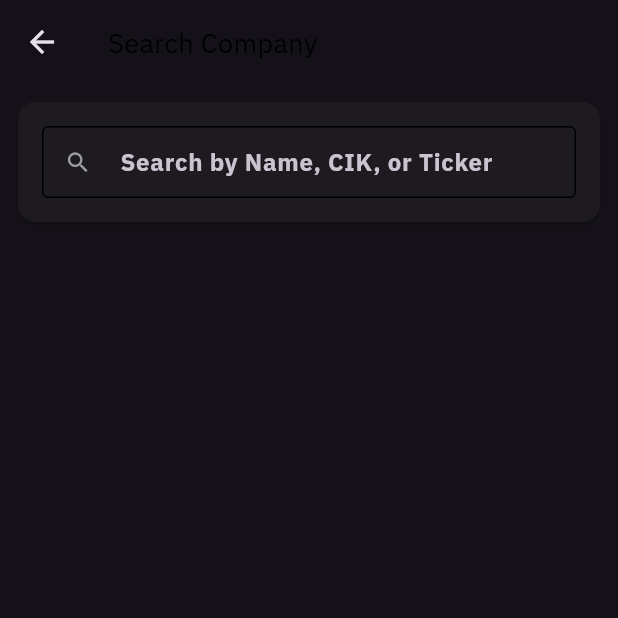
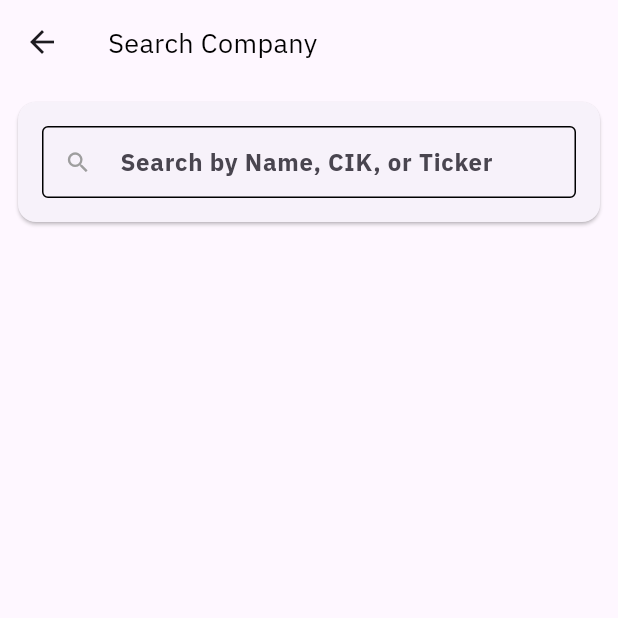
Before and after one commit to Fried-man-Education/SECSignal, a Flutter app: the screen it shows after launch, after a tap on the "search" icon, on a phone screen of 412 x 824 dp, the top half of it. Run offline on Flutter 3.47's test engine with Material 3 defaults, Android fonts, the phone set to English and light mode, and no system bars; drawn by our look-alikes of flutter_platform_widgets; our stand-ins replace auto_size_text, cloud_firestore, firebase_auth, firebase_core, fl_chart, font_awesome_flutter and 1 more; missing offline and left inert: yahoo_finance_data_reader; accounts and stored records are empty; network calls fail; statements that could not run were skipped.

Commit message:
Fix theme coloring

```diff
--- a/lib/main.dart
+++ b/lib/main.dart
@@ -147,29 +147,13 @@ class _SecSignal extends State<SecSignal> with WidgetsBindingObserver {
           borderColor = isLight ? Colors.black : Colors.white;
 
           return PlatformProvider(
-            initialPlatform: TargetPlatform.iOS,
             settings: PlatformSettingsData(
               iosUsesMaterialWidgets: true,
             ),
             builder: (context) => PlatformTheme(
-              themeMode: ThemeMode.dark,
-              // isLight ? ThemeMode.light : ThemeMode.dark
-              materialLightTheme: ThemeData(
-                  primarySwatch: buildMaterialColor(primaryColor),
-                  textTheme: textTheme,
-                  tabBarTheme: const TabBarTheme(
-                    labelColor: Colors.black,
-                    unselectedLabelColor: Colors.grey,
-                  ),
-                  bottomNavigationBarTheme: BottomNavigationBarThemeData(
-                      selectedItemColor: primaryColor,
-                      unselectedItemColor: Colors.grey,
-                      showSelectedLabels: true,
-                      showUnselectedLabels: true,
-                      type: BottomNavigationBarType.fixed),
-                  iconTheme: const IconThemeData(
-                    color: Colors.black54,
-                  )),
+              themeMode: isLight ? ThemeMode.light : ThemeMode.dark,
+              materialLightTheme: ThemeData.light()
+                  .copyWith(primaryColor: primaryColor, textTheme: textTheme),
               materialDarkTheme: ThemeData.dark()
                   .copyWith(primaryColor: primaryColor, textTheme: textTheme),
               cupertinoLightTheme: CupertinoThemeData(
--- a/lib/prefabs/news.dart
+++ b/lib/prefabs/news.dart
@@ -48,7 +48,7 @@ class _NewsSectionState extends State<NewsSection> {
               child: Text(
                 widget.title,
                 style:
-                    PlatformProvider.of(context)!.platform == TargetPlatform.iOS
+                    isCupertino(context)
                         ? CupertinoTheme.of(context)
                             .textTheme
                             .navLargeTitleTextStyle
```
